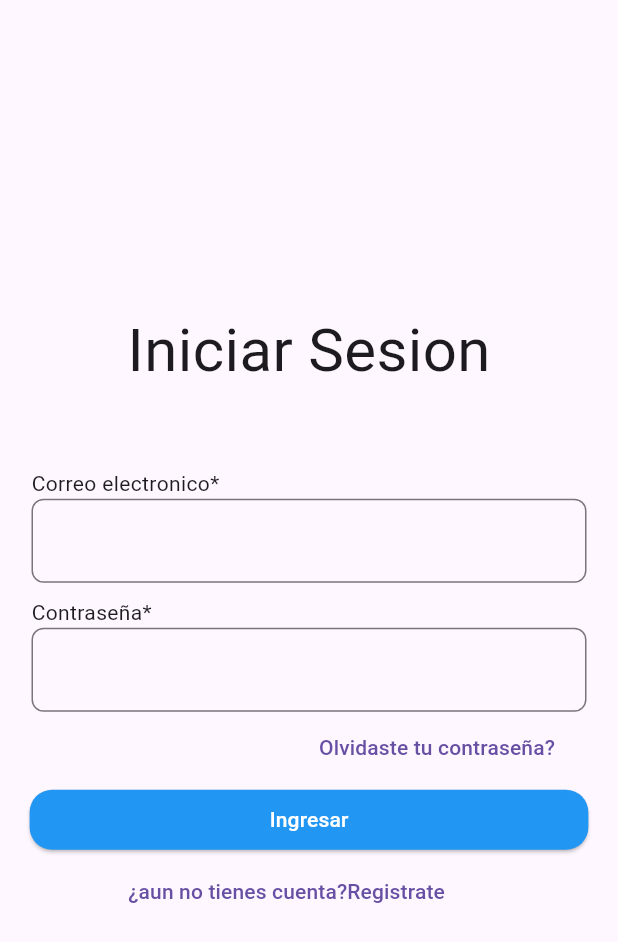
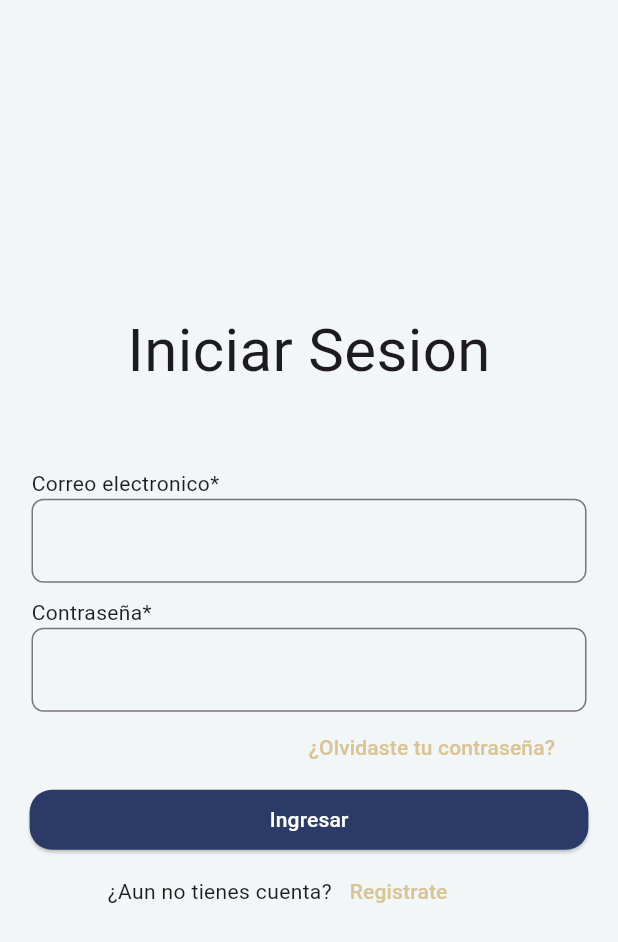
Before and after one commit to fatimabanu12/appITE, a Flutter app: the screen it shows after launch, after a tap on "Iniciar sesion", on a phone screen of 412 x 824 dp. Shown: the top 942 px of the screen. Run offline on Flutter 3.47's test engine with Material 3 defaults, Android fonts, the light colour scheme and no system bars.

Commit message:
modificacion botones

```diff
--- a/lib/pages/login.dart
+++ b/lib/pages/login.dart
@@ -13,9 +13,8 @@ class Login extends StatefulWidget {
 class _Login extends State<Login> {
   @override
   Widget build(BuildContext context) {
-    return SafeArea(
-      child: Scaffold(
-        // backgroundColor: Color(0xff000),
+    return Scaffold(
+      backgroundColor: Color(0xfff2f6f7),
       body: Center(
         child: Column(
           mainAxisAlignment: MainAxisAlignment.center,
@@ -36,19 +35,21 @@ class _Login extends State<Login> {
             Column(
               children: [
                 CustomTextButton(
-                    text: 'Olvidaste tu contraseña?',
+                  text: '¿Olvidaste tu contraseña?',
                   route: '/password',
                   aligment: Alignment.centerRight,
                 )
               ],
             ),
             CustomElevatedButtom(route: '/home', text: 'Ingresar'),
-              CustomTextButton(
-                text: '¿aun no tienes cuenta?Registrate',
-                route: '/register',
-              )
+            Row(
+              mainAxisAlignment: MainAxisAlignment.center,
+              children: [
+                Text('¿Aun no tienes cuenta?'),
+                CustomTextButton(text: 'Registrate', route: '/register')
               ],
             ),
+          ],
         ),
       ),
     );
--- a/lib/pages/register.dart
+++ b/lib/pages/register.dart
@@ -96,7 +96,7 @@ class _RegisterState extends State<Register> {
             onPressed: _register,
             style: ElevatedButton.styleFrom(
                 //darle forma al boton y no se quede con lo que viene por defecto
-                backgroundColor: Colors.blue,
+                backgroundColor: Color(0xff2b3a67),
                 foregroundColor: Colors.white,
                 shape: RoundedRectangleBorder(
                     borderRadius: BorderRadius.circular(15)),
--- a/lib/pages/splash_screen.dart
+++ b/lib/pages/splash_screen.dart
@@ -11,6 +11,7 @@ class _HomePageState extends State<SplashScreen> {
   @override
   Widget build(BuildContext context) {
     return Scaffold(
+      backgroundColor: Color(0xfff2f6f7),
       body: Center(
         child: Column(
           mainAxisAlignment: MainAxisAlignment.center,
@@ -22,7 +23,7 @@ class _HomePageState extends State<SplashScreen> {
                 },
                 style: ElevatedButton.styleFrom(
                     //darle forma al boton y no se quede con lo que viene por defecto
-                    backgroundColor: Colors.blue,
+                    backgroundColor: Color(0xff2b3a67),
                     foregroundColor: Colors.white,
                     shape: RoundedRectangleBorder(
                         borderRadius: BorderRadius.circular(15)),
--- a/lib/widgets/custom_elevated_buttom.dart
+++ b/lib/widgets/custom_elevated_buttom.dart
@@ -15,7 +15,8 @@ class CustomElevatedButtom extends StatelessWidget {
       },
       style: ElevatedButton.styleFrom(
           //darle forma al boton y no se quede con lo que viene por defecto
-          backgroundColor: Colors.blue,
+
+          backgroundColor: Color(0xff2b3a67),
           foregroundColor: Colors.white,
           shape:
               RoundedRectangleBorder(borderRadius: BorderRadius.circular(15)),
--- a/lib/widgets/custom_text_button.dart
+++ b/lib/widgets/custom_text_button.dart
@@ -20,7 +20,8 @@ class CustomTextButton extends StatelessWidget {
             onPressed: () {
               Navigator.pushNamed(context, route);
             },
-              child: Text(text),
-            )));
+            child: Text(text, style: TextStyle(color: Color(0xffd8c495)))),
+      ),
+    );
   }
 }
```
Lines whose indentation alone changed are shown as unchanged.
